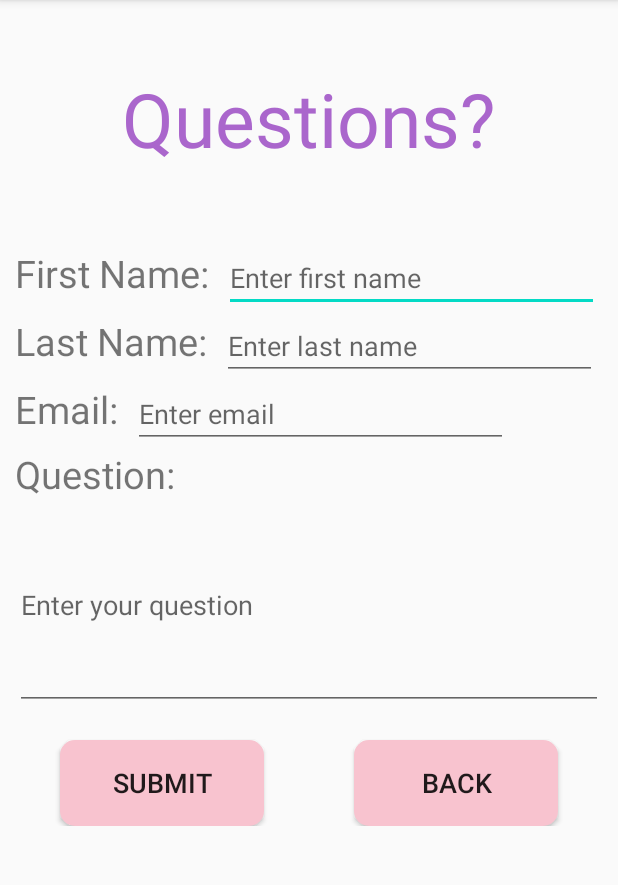
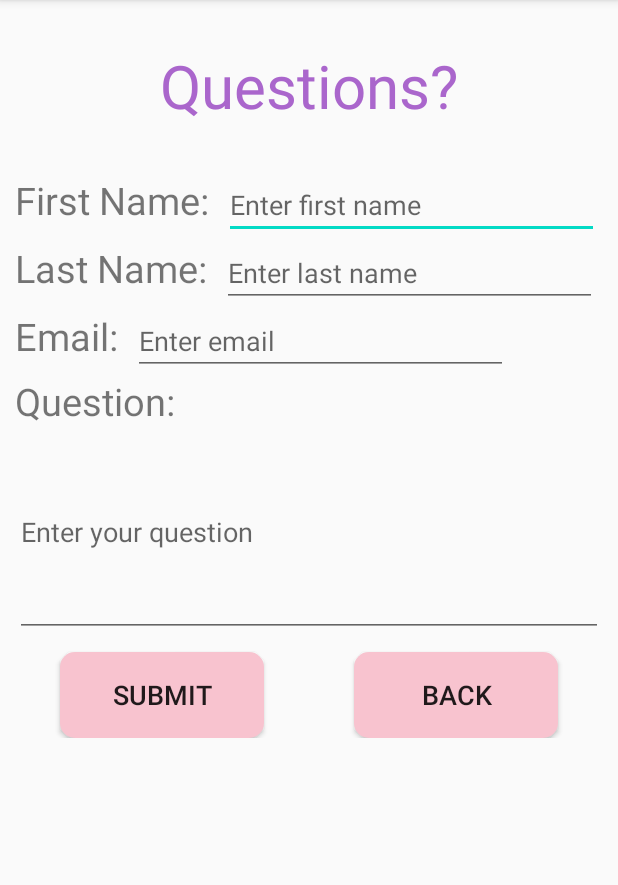
Before and after one commit to GraceKwon0507/EventPlanning, an Android app: the UserQuestionsActivity screen opened directly, with no data from a screen before it, on a phone screen of 412 x 824 dp, the part 84-969 px from its top. Run offline under Robolectric (Android 15) with nearby library versions, the phone set to English and light mode, and no system bars; our stand-ins replace Firebase (no records; nobody signed in at launch, a user with empty details on screens opened directly).

Commit message:
Final commit

```diff
--- a/app/src/main/java/com/example/eventplanning/MainActivity.java
+++ b/app/src/main/java/com/example/eventplanning/MainActivity.java
@@ -8,10 +8,8 @@ import android.view.View;
 import android.widget.ArrayAdapter;
 import android.widget.Button;
 import android.widget.EditText;
-import android.widget.QuickContactBadge;
 import android.widget.Spinner;
 
-import java.util.Queue;
 
 public class MainActivity extends AppCompatActivity {
 
@@ -95,8 +93,8 @@ public class MainActivity extends AppCompatActivity {
         exitButton.setOnClickListener(new View.OnClickListener() {
             @Override
             public void onClick(View view) {
-                // If exit button is pressed, send the user back to the login screen
-                Intent intent = new Intent(getApplicationContext(), LoginActivity.class);
+                // If exit button is pressed, send the user back to the main screen
+                Intent intent = new Intent(getApplicationContext(), MainActivity.class);
                 startActivity(intent);
             }
         });
--- a/app/src/main/res/layout/activity_userquestions.xml
+++ b/app/src/main/res/layout/activity_userquestions.xml
@@ -9,16 +9,16 @@
         android:layout_height="wrap_content"
         android:layout_alignParentTop="true"
         android:layout_centerInParent="true"
-        android:layout_marginTop="45dp"
+        android:layout_marginTop="30dp"
         android:text="Questions?"
         android:textColor="@android:color/holo_purple"
-        android:textSize="50dp" />
+        android:textSize="40dp" />
 
     <LinearLayout
         android:layout_width="match_parent"
         android:layout_height="wrap_content"
         android:layout_below="@id/userQuestions"
-        android:layout_marginTop="50dp"
+        android:layout_marginTop="30dp"
         android:orientation="vertical">
 
     <LinearLayout
@@ -117,7 +117,7 @@
                 android:id="@+id/questionsSubmitButton"
                 android:layout_width="136dp"
                 android:layout_height="57dp"
-                android:layout_marginTop="20dp"
+                android:layout_marginTop="10dp"
                 android:layout_marginRight="10dp"
                 android:layout_marginLeft="40dp"
                 android:background="@drawable/pinkbox"
@@ -129,7 +129,7 @@
                 android:layout_width="136dp"
                 android:layout_height="57dp"
                 android:layout_alignParentRight="true"
-                android:layout_marginTop="20dp"
+                android:layout_marginTop="10dp"
                 android:layout_marginRight="40dp"
                 android:layout_marginLeft="10dp"
                 android:background="@drawable/pinkbox"
@@ -143,7 +143,7 @@
         android:layout_width="wrap_content"
         android:layout_height="wrap_content"
         android:layout_alignParentBottom="true"
-        android:layout_marginBottom="50dp"
+        android:layout_marginBottom="15dp"
         android:text="Thank you! We will review your question and get back to you soon."
         android:textAlignment="center"
         android:textSize="25dp"
```
